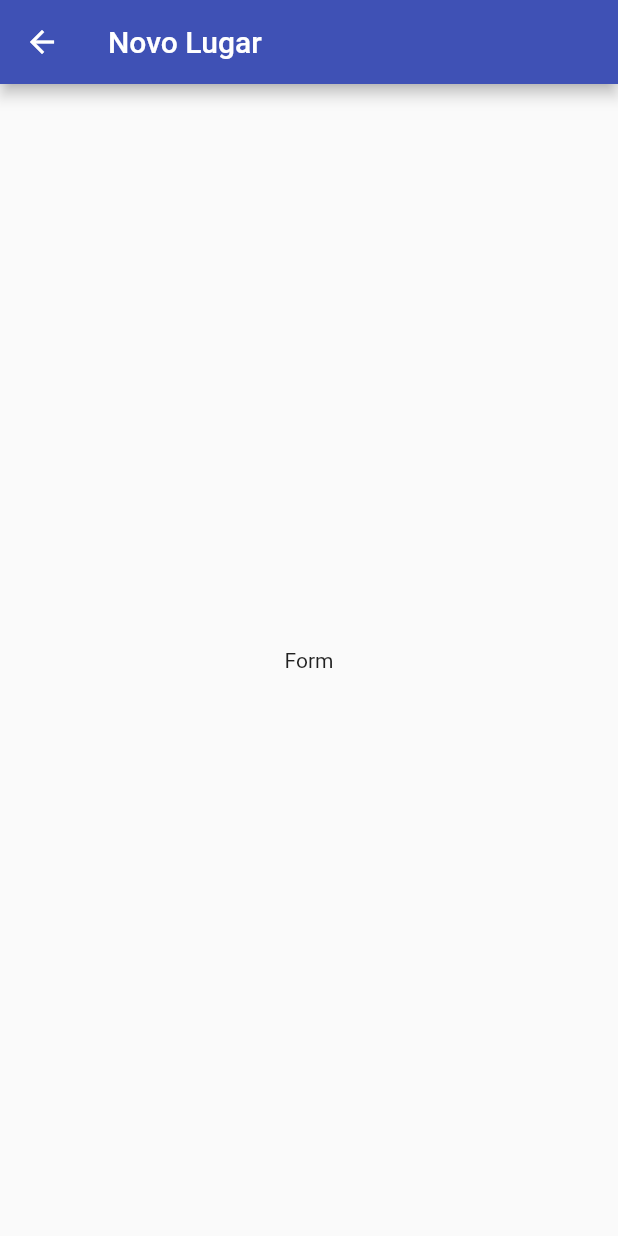
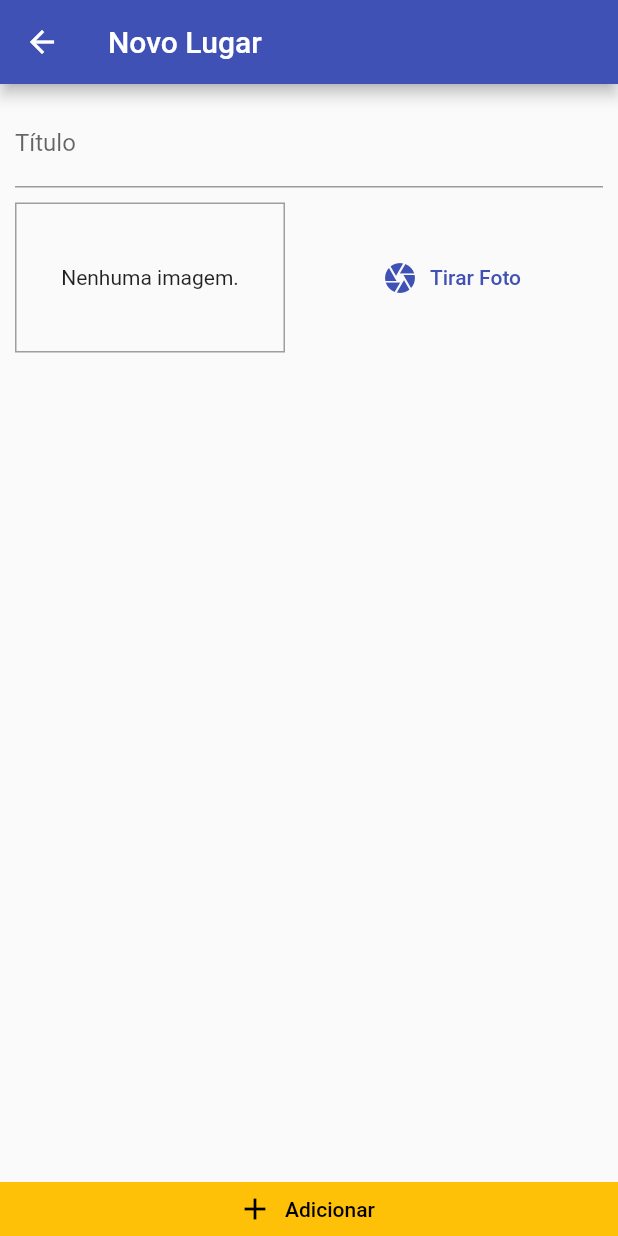
Before and after one commit to AizaYosuke/great-places, a Flutter app: the screen it shows after launch, after a tap on the "add" icon, on a phone screen of 412 x 824 dp. Run offline on Flutter 3.47's test engine with Material 2 defaults, Android fonts, the phone set to English and light mode, and no system bars; our stand-ins replace image_picker.

Commit message:
adiciona a camera e o provider para os locais

```diff
--- a/lib/main.dart
+++ b/lib/main.dart
@@ -2,6 +2,9 @@ import 'package:flutter/material.dart';
 import 'package:great_places/screens/place_form_screen.dart';
 import 'package:great_places/screens/places_list_screen.dart';
 import 'package:great_places/utils/app_routes.dart';
+import 'package:provider/provider.dart';
+
+import 'providers/great_places.dart';
 
 void main() {
   runApp(MyApp());
@@ -14,7 +17,9 @@ class MyApp extends StatelessWidget {
   // This widget is the root of your application.
   @override
   Widget build(BuildContext context) {
-    return MaterialApp(
+    return ChangeNotifierProvider<GreatPlaces>(
+      create: (ctx) => GreatPlaces(),
+      child: MaterialApp(
         title: 'Great Places',
         theme: theme.copyWith(
           colorScheme: theme.colorScheme.copyWith(
@@ -26,6 +31,7 @@ class MyApp extends StatelessWidget {
         routes: {
           AppRoutes.PLACE_FORM: (ctx) => PlaceFormScreen(),
         },
+      ),
     );
   }
 }
--- a/lib/models/place.dart
+++ b/lib/models/place.dart
@@ -15,13 +15,13 @@ class PlaceLocation {
 class Place {
   final String id;
   final String title;
-  final PlaceLocation location;
+  // final PlaceLocation location;
   final File image;
 
   Place({
     required this.id,
     required this.title,
-    required this.location,
+    // required this.location,
     required this.image,
   });
 }
--- a/lib/screens/place_form_screen.dart
+++ b/lib/screens/place_form_screen.dart
@@ -1,4 +1,9 @@
+import 'dart:io';
+
 import 'package:flutter/material.dart';
+import 'package:great_places/providers/great_places.dart';
+import 'package:great_places/widgets/image_input.dart';
+import 'package:provider/provider.dart';
 
 class PlaceFormScreen extends StatefulWidget {
   const PlaceFormScreen({super.key});
@@ -8,14 +13,63 @@ class PlaceFormScreen extends StatefulWidget {
 }
 
 class _PlaceFormScreenState extends State<PlaceFormScreen> {
+  final _titleController = TextEditingController();
+
+  File? _pickedImage;
+
+  void _selectImage(File pickedImage) {
+    _pickedImage = pickedImage;
+  }
+
+  void _submitForm() {
+    if (_titleController.text.isEmpty || _pickedImage == null) return;
+
+    Provider.of<GreatPlaces>(context, listen: false)
+        .addPlace(_titleController.text, _pickedImage!);
+
+    Navigator.of(context).pop();
+  }
+
   @override
   Widget build(BuildContext context) {
     return Scaffold(
       appBar: AppBar(
         title: const Text('Novo Lugar'),
       ),
-      body: const Center(
-        child: Text('Form'),
+      body: Column(
+        crossAxisAlignment: CrossAxisAlignment.stretch,
+        children: [
+          Expanded(
+            child: SingleChildScrollView(
+              child: Padding(
+                padding: const EdgeInsets.all(10),
+                child: Column(
+                  children: [
+                    TextField(
+                      controller: _titleController,
+                      decoration: const InputDecoration(
+                        labelText: 'Título',
+                      ),
+                    ),
+                    const SizedBox(height: 10),
+                    ImageInput(_selectImage),
+                  ],
+                ),
+              ),
+            ),
+          ),
+          ElevatedButton.icon(
+            onPressed: _submitForm,
+            icon: const Icon(Icons.add),
+            label: const Text('Adicionar'),
+            style: ElevatedButton.styleFrom(
+                backgroundColor: Theme.of(context).colorScheme.secondary,
+                foregroundColor: Colors.black,
+                tapTargetSize: MaterialTapTargetSize.shrinkWrap,
+                elevation: 0,
+                shape: const ContinuousRectangleBorder()),
+          ),
+        ],
       ),
     );
   }
--- a/lib/screens/places_list_screen.dart
+++ b/lib/screens/places_list_screen.dart
@@ -1,4 +1,6 @@
 import 'package:flutter/material.dart';
+import 'package:great_places/providers/great_places.dart';
+import 'package:provider/provider.dart';
 
 import '../utils/app_routes.dart';
 
@@ -21,8 +23,22 @@ class PlacesListScreen extends StatelessWidget {
           ),
         ],
       ),
-      body: const Center(
-        child: CircularProgressIndicator(),
+      body: Consumer<GreatPlaces>(
+        child: const Center(
+          child: Text('Nenhum local cadastrado.'),
+        ),
+        builder: (ctx, greatPlaces, child) => greatPlaces.itemsCount == 0
+            ? child!
+            : ListView.builder(
+                itemCount: greatPlaces.itemsCount,
+                itemBuilder: (ctx, i) => ListTile(
+                  leading: CircleAvatar(
+                    backgroundImage: FileImage(greatPlaces.items[i].image),
+                  ),
+                  title: Text(greatPlaces.items[i].title),
+                  onTap: () {},
+                ),
+              ),
       ),
     );
   }
--- /dev/null
+++ b/lib/widgets/image_input.dart
@@ -0,0 +1,69 @@
+import 'dart:io';
+
+import 'package:flutter/material.dart';
+import 'package:image_picker/image_picker.dart';
+import 'package:path/path.dart' as path;
+import 'package:path_provider/path_provider.dart' as syspath;
+
+class ImageInput extends StatefulWidget {
+  final Function onSelectImage;
+
+  const ImageInput(this.onSelectImage, {super.key});
+
+  @override
+  State<ImageInput> createState() => _ImageInputState();
+}
+
+class _ImageInputState extends State<ImageInput> {
+  File? _storedImage;
+
+  _takePicture() async {
+    final ImagePicker picker = ImagePicker();
+    XFile imageFile = await picker.pickImage(
+      source: ImageSource.camera,
+      maxHeight: 600,
+    ) as XFile;
+
+    setState(() {
+      _storedImage = File(imageFile.path);
+    });
+
+    final appDir = await syspath.getApplicationDocumentsDirectory();
+    String fileName = path.basename(_storedImage!.path);
+
+    final savedImage = await _storedImage!.copy('${appDir.path}/$fileName');
+
+    widget.onSelectImage(savedImage);
+  }
+
+  @override
+  Widget build(BuildContext context) {
+    return Row(
+      children: [
+        Container(
+          width: 180,
+          height: 100,
+          decoration: BoxDecoration(
+            border: Border.all(width: 1, color: Colors.grey),
+          ),
+          alignment: Alignment.center,
+          child: _storedImage != null
+              ? Image.file(
+                  _storedImage!,
+                  width: double.infinity,
+                  fit: BoxFit.cover,
+                )
+              : const Text('Nenhuma imagem.'),
+        ),
+        const SizedBox(width: 10),
+        Expanded(
+          child: TextButton.icon(
+            onPressed: _takePicture,
+            icon: const Icon(Icons.camera),
+            label: const Text('Tirar Foto'),
+          ),
+        ),
+      ],
+    );
+  }
+}
--- a/pubspec.yaml
+++ b/pubspec.yaml
@@ -31,6 +31,9 @@ dependencies:
   flutter:
     sdk: flutter
   provider: ^5.0.0
+  image_picker: ^0.8.7
+  path_provider: ^2.0.13
+  path: 1.8.2
 
 
   # The following adds the Cupertino Icons font to your application.
```
Also changed, not shown: lib/providers/great_places.dart (+15 -0 lines), pubspec.lock, 1 other file. Lines whose indentation alone changed are shown as unchanged.
